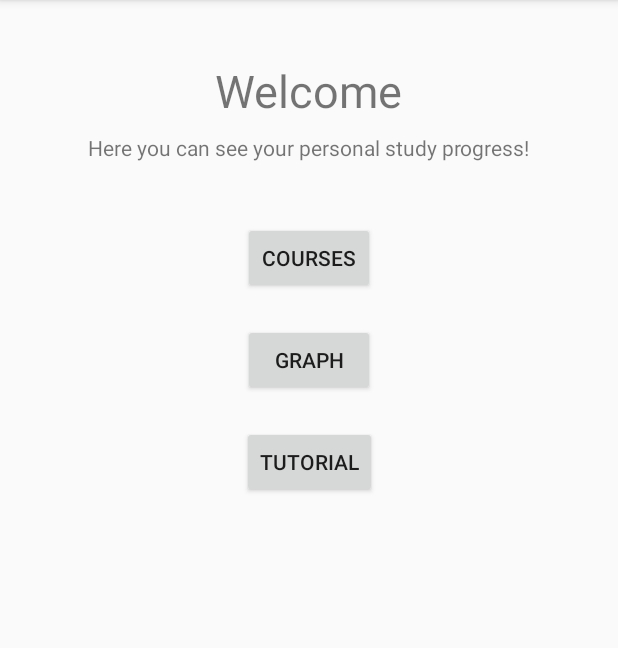
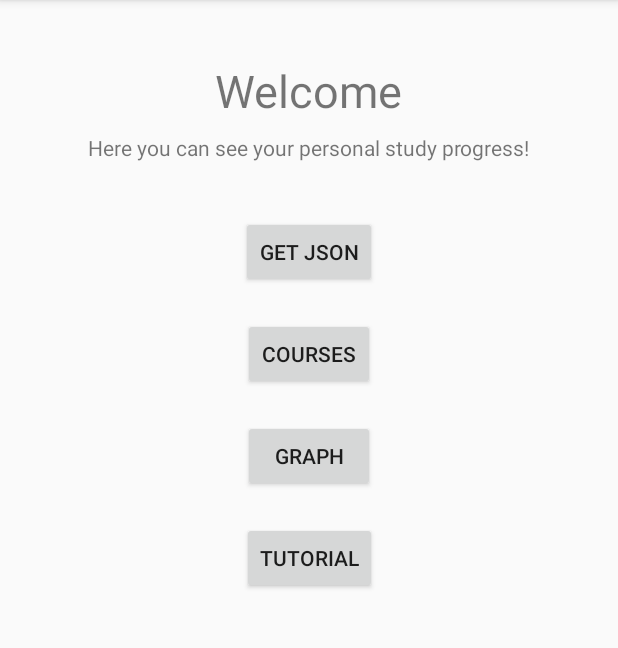
Before and after one commit to Jaap58428/IMTPMD, an Android app: the HomeActivity screen opened directly, with no data from a screen before it, on a phone screen of 412 x 824 dp, the part 84-732 px from its top. Run offline under Robolectric (Android 15) with nearby library versions, the phone set to English and light mode, and no system bars; our stand-ins replace Volley.

Commit message:
set up seperate pull and show for JSON, set up Firebase connection, expanded documentation

```diff
--- a/app/build.gradle
+++ b/app/build.gradle
@@ -22,9 +22,12 @@ dependencies {
     implementation fileTree(dir: 'libs', include: ['*.jar'])
     implementation 'com.android.support:appcompat-v7:27.1.1'
     implementation 'com.android.support.constraint:constraint-layout:1.1.0'
+    implementation 'com.google.firebase:firebase-database:11.8.0'
     testImplementation 'junit:junit:4.12'
     androidTestImplementation 'com.android.support.test:runner:1.0.2'
     androidTestImplementation 'com.android.support.test.espresso:espresso-core:3.0.2'
     implementation 'com.google.code.gson:gson:2.3.1'  // zet JSON in goede classes
     implementation 'com.mcxiaoke.volley:library:1.0.19'   // Volley library 4 HTTP req.
 }
+
+apply plugin: 'com.google.gms.google-services'
--- a/app/src/main/res/layout/activity_home.xml
+++ b/app/src/main/res/layout/activity_home.xml
@@ -43,11 +43,11 @@
         android:id="@+id/homeBtnCourse"
         android:layout_width="wrap_content"
         android:layout_height="wrap_content"
-        android:layout_marginTop="40dp"
+        android:layout_marginTop="20dp"
         android:text="@string/home_btn_courses"
         app:layout_constraintEnd_toEndOf="parent"
         app:layout_constraintStart_toStartOf="parent"
-        app:layout_constraintTop_toBottomOf="@+id/homeIntroTextView" />
+        app:layout_constraintTop_toBottomOf="@+id/getJsonBtn" />
 
     <Button
         android:id="@+id/homeBtnTutorial"
@@ -59,4 +59,15 @@
         app:layout_constraintHorizontal_bias="0.501"
         app:layout_constraintStart_toStartOf="parent"
         app:layout_constraintTop_toBottomOf="@+id/homeBtnGraph" />
+
+    <Button
+        android:id="@+id/getJsonBtn"
+        android:layout_width="wrap_content"
+        android:layout_height="wrap_content"
+        android:layout_marginTop="36dp"
+        android:text="@string/home_btn_fill"
+        app:layout_constraintEnd_toEndOf="parent"
+        app:layout_constraintHorizontal_bias="0.5"
+        app:layout_constraintStart_toStartOf="parent"
+        app:layout_constraintTop_toBottomOf="@+id/homeIntroTextView" />
 </android.support.constraint.ConstraintLayout>
--- a/app/src/main/res/values/strings.xml
+++ b/app/src/main/res/values/strings.xml
@@ -35,6 +35,7 @@
     <string name="home_btn_tutorial">Tutorial</string>
     <string name="home_btn_courses">Courses</string>
     <string name="home_btn_graph">Graph</string>
+    <string name="home_btn_fill">GET JSON</string>
 
     <!--Tutorial-->
     <string name="tutorial_intro">You can set grades for completed courses and add notes.</string>
--- a/build.gradle
+++ b/build.gradle
@@ -13,6 +13,7 @@ buildscript {
 
         // NOTE: Do not place your application dependencies here; they belong
         // in the individual module build.gradle files
+        classpath 'com.google.gms:google-services:3.1.1'
     }
 }
 
```
Also changed, not shown: app/src/main/java/nl/itsjaap/pmdfinal/HomeActivity.java (+69 -14 lines), app/src/main/java/nl/itsjaap/pmdfinal/list/CourseListActivity.java (+27 -51 lines), app/src/main/java/nl/itsjaap/pmdfinal/list/ListAdapter.java (+12 -4 lines), app/src/main/res/layout/view_content_row.xml (+8 -10 lines), 1 other file.
